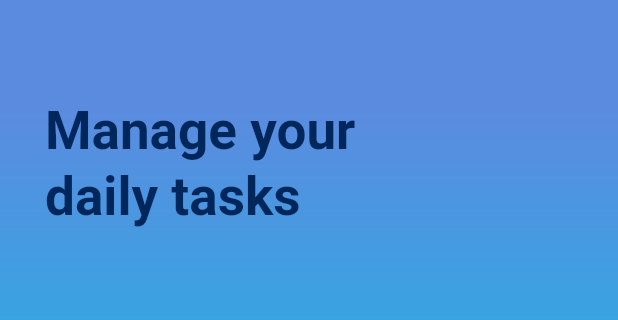
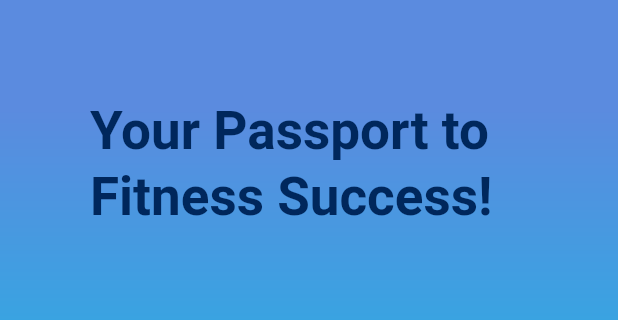
Before and after one commit to Maheen6/Myday, a Flutter app: the screen it shows after launch, on a phone screen of 412 x 824 dp, the part 556-876 px from its top. Run offline on Flutter 3.47's test engine with Material 3 defaults, Android fonts, the phone set to English and light mode, and no system bars; our stand-ins replace flutter_screenutil, get, get_storage, google_fonts; Roboto replaces fonts that are missing (Product Sans).

Commit message:
Set Project + Added Splash Screen

```diff
--- a/lib/Presentations/SplashScreen/splash_screen.dart
+++ b/lib/Presentations/SplashScreen/splash_screen.dart
@@ -36,8 +36,8 @@ class SplashScreen extends StatelessWidget {
         }),
             Positioned(
               bottom: 300,
-              left: 30,
-              child: Text('Manage your \ndaily tasks',
+              left: 60,
+              child: Text('Your Passport to \nFitness Success!',
               style: context.headlineLarge!.copyWith(fontSize: 40.sp),),
             )
 
--- a/pubspec.yaml
+++ b/pubspec.yaml
@@ -39,6 +39,7 @@ dependencies:
   get_storage:
   flutter_screenutil:
   google_fonts: 6.1.0
+  gradient_slide_to_act: ^0.0.2
 
 
 dev_dependencies:
```
Also changed, not shown: lib/Widgets/slide_button.dart (added, +17 -0 lines), pubspec.lock.
